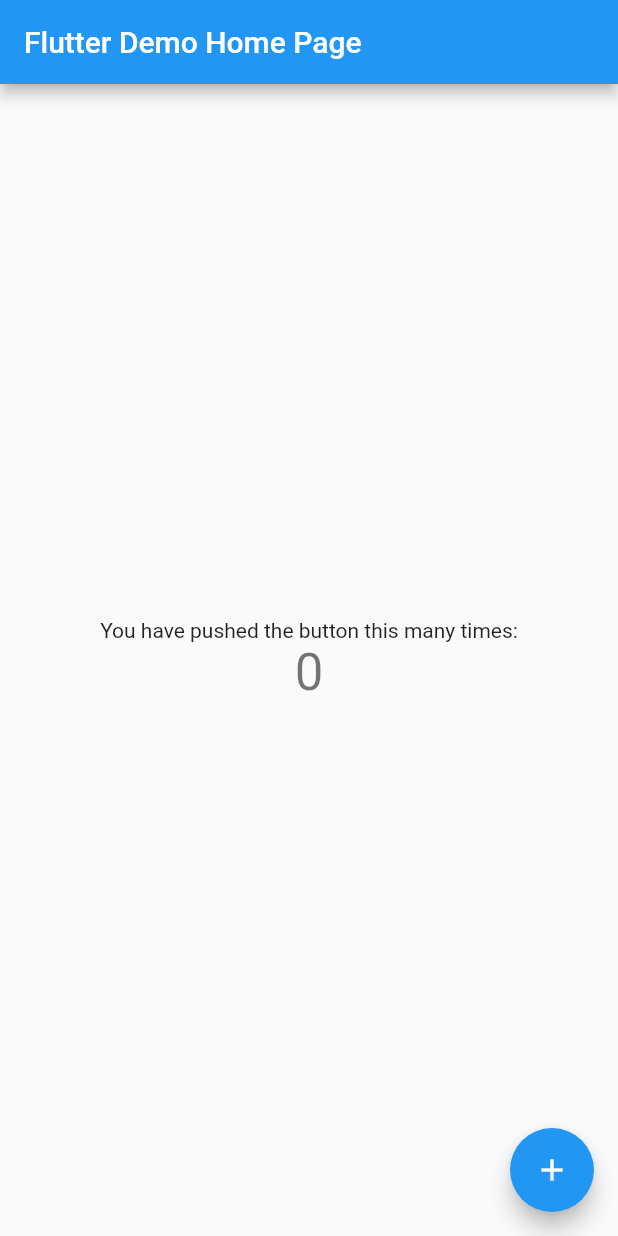
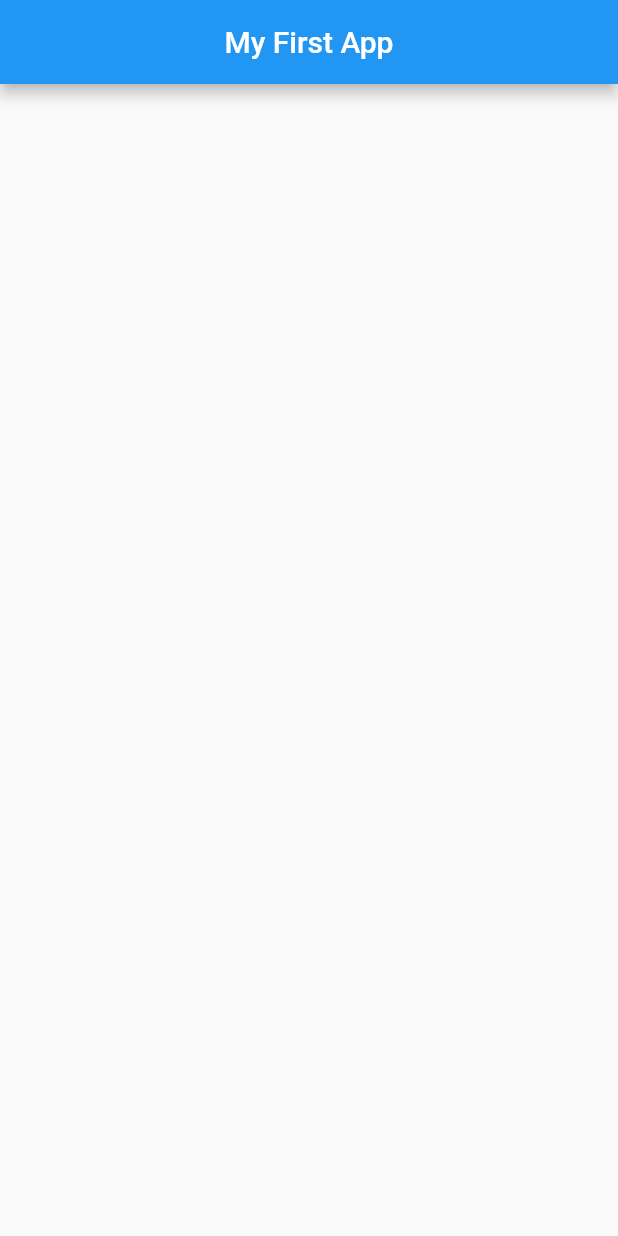
Before and after one commit to thesheerazali/All-About-Flutter, a Flutter app: the screen it shows after launch, on a phone screen of 412 x 824 dp. Run offline on Flutter 3.47's test engine with Material 2 defaults, Android fonts, the light colour scheme and no system bars.

Commit message:
last commit

```diff
--- /dev/null
+++ b/task_one/lib/home_page.dart
@@ -0,0 +1,15 @@
+import 'package:flutter/material.dart';
+
+class HomePage extends StatelessWidget {
+  const HomePage({super.key});
+
+  @override
+  Widget build(BuildContext context) {
+    return Scaffold(
+      appBar: AppBar(
+        title: Text("My First App"),
+        centerTitle: true,
+      ),
+    );
+  }
+}
--- a/task_one/lib/main.dart
+++ b/task_one/lib/main.dart
@@ -1,115 +1,18 @@
 import 'package:flutter/material.dart';
 
-void main() {
-  runApp(const MyApp());
+import 'home_page.dart';
+
+void main(List<String> args) {
+  runApp(MyApp());
 }
 
 class MyApp extends StatelessWidget {
   const MyApp({super.key});
 
-  // This widget is the root of your application.
   @override
   Widget build(BuildContext context) {
     return MaterialApp(
-      title: 'Flutter Demo',
-      theme: ThemeData(
-        // This is the theme of your application.
-        //
-        // Try running your application with "flutter run". You'll see the
-        // application has a blue toolbar. Then, without quitting the app, try
-        // changing the primarySwatch below to Colors.green and then invoke
-        // "hot reload" (press "r" in the console where you ran "flutter run",
-        // or simply save your changes to "hot reload" in a Flutter IDE).
-        // Notice that the counter didn't reset back to zero; the application
-        // is not restarted.
-        primarySwatch: Colors.blue,
-      ),
-      home: const MyHomePage(title: 'Flutter Demo Home Page'),
+      home: HomePage(),
     );
   }
 }
-
-class MyHomePage extends StatefulWidget {
-  const MyHomePage({super.key, required this.title});
-
-  // This widget is the home page of your application. It is stateful, meaning
-  // that it has a State object (defined below) that contains fields that affect
-  // how it looks.
-
-  // This class is the configuration for the state. It holds the values (in this
-  // case the title) provided by the parent (in this case the App widget) and
-  // used by the build method of the State. Fields in a Widget subclass are
-  // always marked "final".
-
-  final String title;
-
-  @override
-  State<MyHomePage> createState() => _MyHomePageState();
-}
-
-class _MyHomePageState extends State<MyHomePage> {
-  int _counter = 0;
-
-  void _incrementCounter() {
-    setState(() {
-      // This call to setState tells the Flutter framework that something has
-      // changed in this State, which causes it to rerun the build method below
-      // so that the display can reflect the updated values. If we changed
-      // _counter without calling setState(), then the build method would not be
-      // called again, and so nothing would appear to happen.
-      _counter++;
-    });
-  }
-
-  @override
-  Widget build(BuildContext context) {
-    // This method is rerun every time setState is called, for instance as done
-    // by the _incrementCounter method above.
-    //
-    // The Flutter framework has been optimized to make rerunning build methods
-    // fast, so that you can just rebuild anything that needs updating rather
-    // than having to individually change instances of widgets.
-    return Scaffold(
-      appBar: AppBar(
-        // Here we take the value from the MyHomePage object that was created by
-        // the App.build method, and use it to set our appbar title.
-        title: Text(widget.title),
-      ),
-      body: Center(
-        // Center is a layout widget. It takes a single child and positions it
-        // in the middle of the parent.
-        child: Column(
-          // Column is also a layout widget. It takes a list of children and
-          // arranges them vertically. By default, it sizes itself to fit its
-          // children horizontally, and tries to be as tall as its parent.
-          //
-          // Invoke "debug painting" (press "p" in the console, choose the
-          // "Toggle Debug Paint" action from the Flutter Inspector in Android
-          // Studio, or the "Toggle Debug Paint" command in Visual Studio Code)
-          // to see the wireframe for each widget.
-          //
-          // Column has various properties to control how it sizes itself and
-          // how it positions its children. Here we use mainAxisAlignment to
-          // center the children vertically; the main axis here is the vertical
-          // axis because Columns are vertical (the cross axis would be
-          // horizontal).
-          mainAxisAlignment: MainAxisAlignment.center,
-          children: <Widget>[
-            const Text(
-              'You have pushed the button this many times:',
-            ),
-            Text(
-              '$_counter',
-              style: Theme.of(context).textTheme.headlineMedium,
-            ),
-          ],
-        ),
-      ),
-      floatingActionButton: FloatingActionButton(
-        onPressed: _incrementCounter,
-        tooltip: 'Increment',
-        child: const Icon(Icons.add),
-      ), // This trailing comma makes auto-formatting nicer for build methods.
-    );
-  }
-}
```
